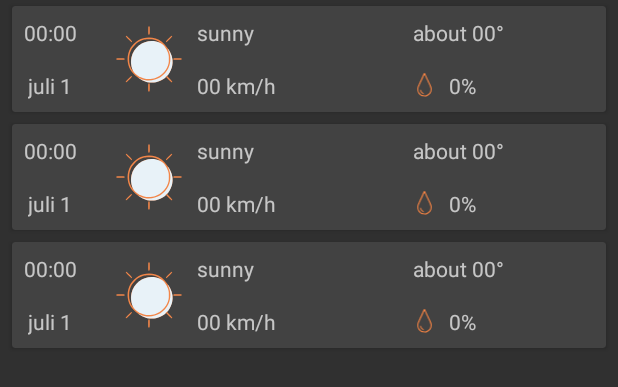
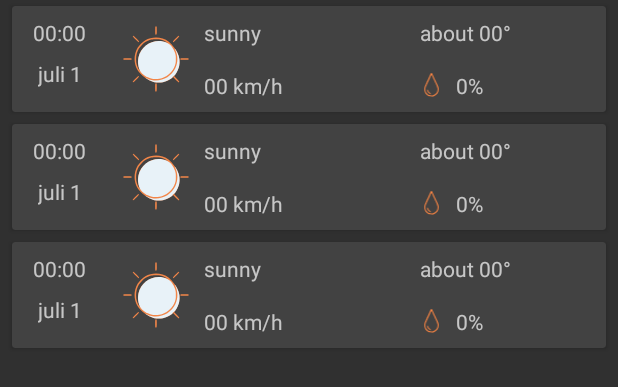
Before and after one commit to RiniAi/WeatherForecast, an Android app: the layout fragment_hourly.xml on its own in the app's theme, with its tools: preview values and no code run, on a phone screen of 412 x 824 dp. Shown: the top 387 px of the screen. Run offline under Robolectric (Android 15) with nearby library versions, the light colour scheme and no system bars.

Commit message:
Work with SwipeRefresh, set the output language to English and work a little with the design

```diff
--- a/app/src/main/java/com/example/weatherforecast/features/daily/DailyAdapter.java
+++ b/app/src/main/java/com/example/weatherforecast/features/daily/DailyAdapter.java
@@ -16,6 +16,7 @@ import com.example.weatherforecast.models.Daily;
 
 import java.text.SimpleDateFormat;
 import java.util.Date;
+import java.util.Locale;
 
 import javax.inject.Inject;
 
@@ -38,7 +39,7 @@ public class DailyAdapter extends BaseAdapter<Daily, DailyAdapter.DailyViewHolde
         if (daily == null) {
             return;
         }
-        holder.date.setText(new SimpleDateFormat("E dd/MM/yyyy").format(new Date(daily.getDate() * 1000L)));
+        holder.date.setText(new SimpleDateFormat("E dd/MM/yyyy", Locale.ENGLISH).format(new Date(daily.getDate() * 1000L)));
         holder.temperature.setText(getContext().getString(R.string.temperature, (int) daily.getTemp().getMax()));
         holder.description.setText(daily.getWeather().get(0).getDescription());
         holder.wind.setText(getContext().getString(R.string.wind_speed, (int) daily.getWindSpeed()));
--- a/app/src/main/java/com/example/weatherforecast/features/hourly/HourlyAdapter.java
+++ b/app/src/main/java/com/example/weatherforecast/features/hourly/HourlyAdapter.java
@@ -16,6 +16,7 @@ import com.example.weatherforecast.models.Hourly;
 
 import java.text.SimpleDateFormat;
 import java.util.Date;
+import java.util.Locale;
 
 import javax.inject.Inject;
 
@@ -41,7 +42,7 @@ public class HourlyAdapter extends BaseAdapter<Hourly, HourlyAdapter.HourlyViewH
         }
         holder.temperature.setText(getContext().getString(R.string.hourly_temperature, (int) hourly.getTemp()));
         holder.time.setText(new SimpleDateFormat("HH:mm").format(new Date(hourly.getDate() * 1000L)));
-        holder.date.setText(new SimpleDateFormat("dd, E").format(new Date(hourly.getDate() * 1000L)));
+        holder.date.setText(new SimpleDateFormat("dd, E", Locale.ENGLISH).format(new Date(hourly.getDate() * 1000L)));
         holder.description.setText(hourly.getWeather().get(0).getDescription());
         holder.wind.setText(getContext().getString(R.string.hourly_wind_speed, (int) hourly.getWindSpeed()));
         holder.clouds.setText(getContext().getString(R.string.clouds, (int) hourly.getClouds()));
--- a/app/src/main/java/com/example/weatherforecast/features/main/MainContract.java
+++ b/app/src/main/java/com/example/weatherforecast/features/main/MainContract.java
@@ -30,10 +30,16 @@ public interface MainContract {
 
         void nothingNotFound();
 
+        void updateMessage();
+
+        void refreshError();
+
         void permissionDenied();
     }
 
     interface Presenter extends BasePresenter<View> {
+        void swipeRefresh();
+
         void unsubscribe();
 
         boolean isGpsAvailable();
--- a/app/src/main/java/com/example/weatherforecast/features/today/TodayDailyAdapter.java
+++ b/app/src/main/java/com/example/weatherforecast/features/today/TodayDailyAdapter.java
@@ -17,6 +17,7 @@ import com.example.weatherforecast.models.Daily;
 
 import java.text.SimpleDateFormat;
 import java.util.Date;
+import java.util.Locale;
 
 import javax.inject.Inject;
 
@@ -45,7 +46,7 @@ public class TodayDailyAdapter extends BaseAdapter<Daily, TodayDailyAdapter.Hour
         if (daily == null) {
             return;
         }
-        holder.date.setText(new SimpleDateFormat("E").format(new Date(daily.getDate() * 1000L)));
+        holder.date.setText(new SimpleDateFormat("E", Locale.ENGLISH).format(new Date(daily.getDate() * 1000L)));
         holder.temperature.setText(getContext().getString(R.string.temperature, (int) daily.getTemp().getMax()));
         selectImage(daily, holder);
     }
--- a/app/src/main/res/layout/lists_hourly_item.xml
+++ b/app/src/main/res/layout/lists_hourly_item.xml
@@ -14,25 +14,24 @@
             android:orientation="horizontal" >
 
             <LinearLayout
-                android:layout_width="wrap_content"
+                android:layout_width="@dimen/hourly_item_ll_width"
                 android:layout_height="wrap_content"
                 android:orientation="vertical"
-                android:layout_marginEnd="@dimen/margin_padding_16dp"
-                android:gravity="center">
+                android:layout_marginEnd="@dimen/margin_padding_8dp"
+                android:layout_gravity="center">
 
                 <TextView
                     android:id="@+id/tv_time"
                     android:layout_width="wrap_content"
                     android:layout_height="wrap_content"
-                    android:gravity="center"
-                    android:padding="@dimen/margin_padding_8dp"
+                    android:layout_gravity="center"
                     android:text="00:00" />
 
                 <TextView
                     android:id="@+id/tv_date"
                     android:layout_width="wrap_content"
                     android:layout_height="wrap_content"
-                    android:gravity="center"
+                    android:layout_gravity="center"
                     android:padding="@dimen/margin_padding_8dp"
                     android:text="juli 1" />
             </LinearLayout>
--- a/app/src/main/res/values/dimens.xml
+++ b/app/src/main/res/values/dimens.xml
@@ -16,6 +16,8 @@
 
     <dimen name="main_activity_size_of_main_image">192dp</dimen>
 
+    <dimen name="hourly_item_ll_width">64dp</dimen>
+
     <dimen name="list_daily_item_ll_width">160dp</dimen>
     <dimen name="list_daily_item_v_height">2dp</dimen>
     <dimen name="list_daily_item_size_image">96dp</dimen>
--- a/app/src/main/res/values/strings.xml
+++ b/app/src/main/res/values/strings.xml
@@ -24,4 +24,5 @@
     <string name="main_activity_check_internet_connection">Check your Internet connection!</string>
     <string name="main_activity_nothing_not_found">Nothing was found for your search!</string>
     <string name="main_activity_date_update">Date update!</string>
+    <string name="main_activity_refresh_start">Last location was not found!</string>
 </resources>
```
Also changed, not shown: app/src/main/java/com/example/weatherforecast/features/main/MainActivity.java (+13 -5 lines), app/src/main/java/com/example/weatherforecast/features/main/MainPresenter.java (+22 -2 lines).
